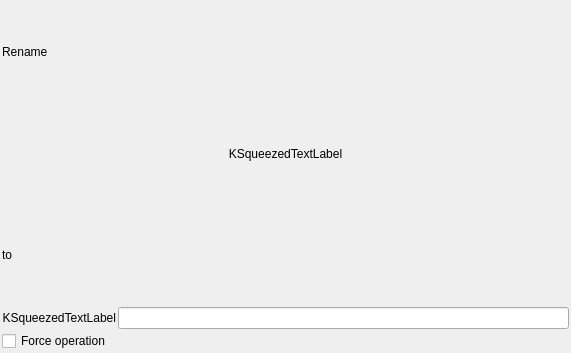
The window that src/svnfrontend/copymoveview.ui (centic9/kdesvn-ppa) describes before a commit, drawn with Qt 5.
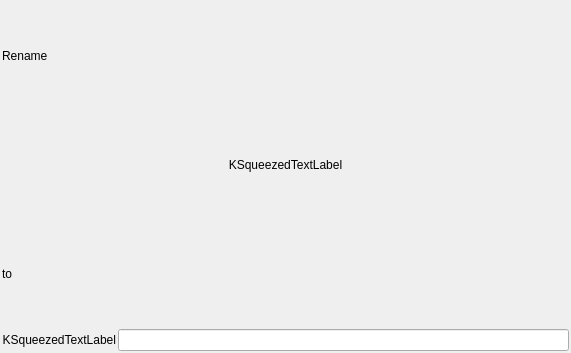
The same window after the commit. Custom widgets are drawn as their Qt base class.

Diff of the .ui file:
```diff
--- a/src/svnfrontend/copymoveview.ui
+++ b/src/svnfrontend/copymoveview.ui
@@ -67,16 +67,6 @@
      </item>
     </layout>
    </item>
-   <item>
-    <widget class="QCheckBox" name="m_ForceBox">
-     <property name="text">
-      <string>Force operation</string>
-     </property>
-     <property name="shortcut">
-      <string/>
-     </property>
-    </widget>
-   </item>
   </layout>
  </widget>
  <layoutdefault spacing="2" margin="2"/>
```
